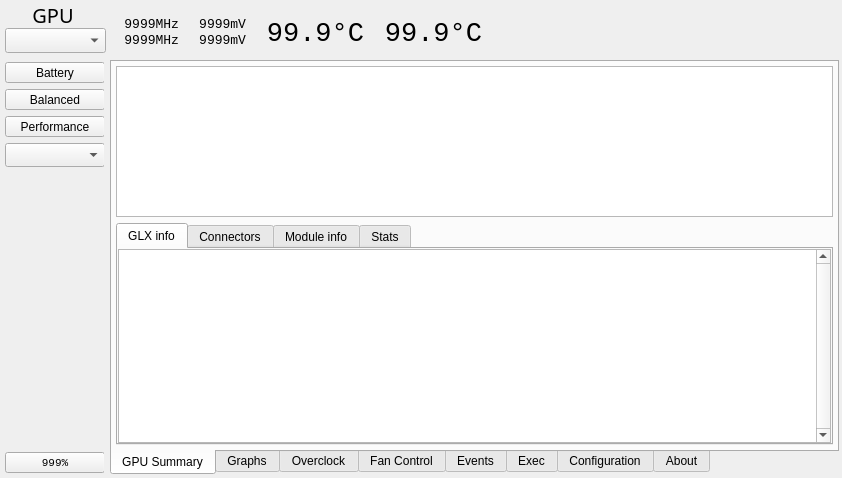
Before: the Qt Designer form radeon-profile/radeon_profile.ui in marazmista/radeon-profile, drawn with Qt 5.
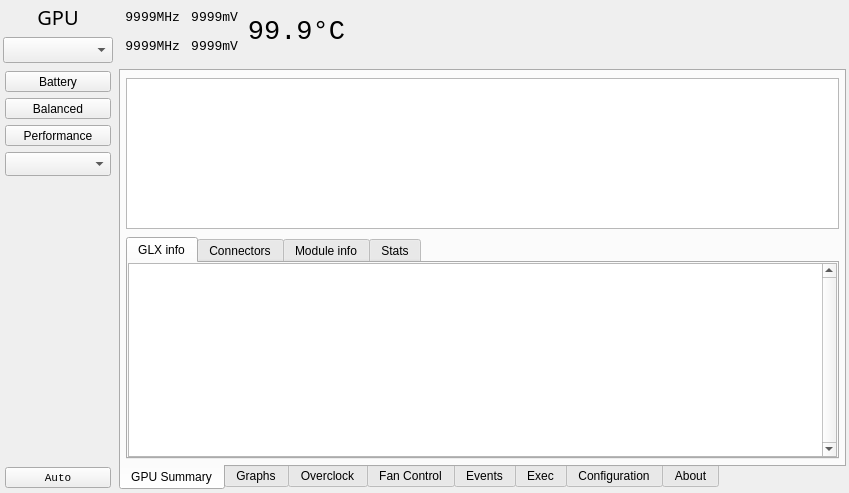
After: the same form once the commit is applied. Icons and pictures are not drawn.

What changed in the file:
```diff
--- a/radeon-profile/radeon_profile.ui
+++ b/radeon-profile/radeon_profile.ui
@@ -6,8 +6,8 @@
    <rect>
     <x>0</x>
     <y>0</y>
-    <width>842</width>
-    <height>478</height>
+    <width>849</width>
+    <height>493</height>
    </rect>
   </property>
   <property name="minimumSize">
@@ -37,284 +37,29 @@
     <property name="bottomMargin">
      <number>3</number>
     </property>
-    <item row="0" column="0" colspan="2">
-     <widget class="QWidget" name="widget_2" native="true">
-      <property name="minimumSize">
-       <size>
-        <width>696</width>
-        <height>51</height>
-       </size>
+    <item row="0" column="0">
+     <widget class="QLabel" name="label">
+      <property name="sizePolicy">
+       <sizepolicy hsizetype="Minimum" vsizetype="Minimum">
+        <horstretch>0</horstretch>
+        <verstretch>0</verstretch>
+       </sizepolicy>
       </property>
-      <widget class="QLabel" name="label">
-       <property name="geometry">
-        <rect>
-         <x>20</x>
-         <y>0</y>
-         <width>60</width>
-         <height>24</height>
-        </rect>
-       </property>
-       <property name="font">
-        <font>
-         <family>Noto Sans</family>
-         <pointsize>15</pointsize>
-        </font>
-       </property>
-       <property name="text">
-        <string>GPU</string>
-       </property>
-       <property name="alignment">
-        <set>Qt::AlignCenter</set>
-       </property>
-      </widget>
-      <widget class="QComboBox" name="combo_gpus">
-       <property name="geometry">
-        <rect>
-         <x>2</x>
-         <y>25</y>
-         <width>101</width>
-         <height>25</height>
-        </rect>
-       </property>
-       <property name="sizePolicy">
-        <sizepolicy hsizetype="Preferred" vsizetype="Minimum">
-         <horstretch>0</horstretch>
-         <verstretch>0</verstretch>
-        </sizepolicy>
-       </property>
-       <property name="font">
-        <font>
-         <family>Monospace</family>
-         <pointsize>10</pointsize>
-        </font>
-       </property>
-       <property name="toolTip">
-        <string>Selected GPU</string>
-       </property>
-      </widget>
-      <widget class="QWidget" name="gridLayoutWidget">
-       <property name="geometry">
-        <rect>
-         <x>110</x>
-         <y>0</y>
-         <width>711</width>
-         <height>51</height>
-        </rect>
-       </property>
-       <layout class="QGridLayout" name="gridLayout_14">
-        <property name="horizontalSpacing">
-         <number>20</number>
-        </property>
-        <property name="verticalSpacing">
-         <number>2</number>
-        </property>
-        <item row="0" column="4" rowspan="2">
-         <spacer name="horizontalSpacer_71">
-          <property name="orientation">
-           <enum>Qt::Horizontal</enum>
-          </property>
-          <property name="sizeHint" stdset="0">
-           <size>
-            <width>40</width>
-            <height>20</height>
-           </size>
-          </property>
-         </spacer>
-        </item>
-        <item row="1" column="1">
-         <widget class="QLabel" name="l_mVolt">
-          <property name="minimumSize">
-           <size>
-            <width>40</width>
-            <height>20</height>
-           </size>
-          </property>
-          <property name="maximumSize">
-           <size>
-            <width>60</width>
-            <height>25</height>
-           </size>
-          </property>
-          <property name="font">
-           <font>
-            <family>Monospace</family>
-            <pointsize>10</pointsize>
-           </font>
-          </property>
-          <property name="toolTip">
-           <string>I/O voltage</string>
-          </property>
-          <property name="text">
-           <string>9999mV</string>
-          </property>
-          <property name="alignment">
-           <set>Qt::AlignRight|Qt::AlignTrailing|Qt::AlignVCenter</set>
-          </property>
-         </widget>
-        </item>
-        <item row="0" column="1">
-         <widget class="QLabel" name="l_cVolt">
-          <property name="minimumSize">
-           <size>
-            <width>40</width>
-            <height>20</height>
-           </size>
-          </property>
-          <property name="maximumSize">
-           <size>
-            <width>80</width>
-            <height>25</height>
-           </size>
-          </property>
-          <property name="font">
-           <font>
-            <family>Monospace</family>
-            <pointsize>10</pointsize>
-           </font>
-          </property>
-          <property name="toolTip">
-           <string>GPU voltage</string>
-          </property>
-          <property name="lineWidth">
-           <number>1</number>
-          </property>
-          <property name="text">
-           <string>9999mV</string>
-          </property>
-          <property name="alignment">
-           <set>Qt::AlignRight|Qt::AlignTrailing|Qt::AlignVCenter</set>
-          </property>
-         </widget>
-        </item>
-        <item row="1" column="0">
-         <widget class="QLabel" name="l_mClk">
-          <property name="minimumSize">
-           <size>
-            <width>40</width>
-            <height>20</height>
-           </size>
-          </property>
-          <property name="maximumSize">
-           <size>
-            <width>70</width>
-            <height>25</height>
-           </size>
-          </property>
-          <property name="font">
-           <font>
-            <family>Monospace</family>
-            <pointsize>10</pointsize>
-           </font>
-          </property>
-          <property name="toolTip">
-           <string>Memory clock</string>
-          </property>
-          <property name="text">
-           <string>9999MHz</string>
-          </property>
-          <property name="alignment">
-           <set>Qt::AlignRight|Qt::AlignTrailing|Qt::AlignVCenter</set>
-          </property>
-         </widget>
-        </item>
-        <item row="0" column="0">
-         <widget class="QLabel" name="l_cClk">
-          <property name="minimumSize">
-           <size>
-            <width>40</width>
-            <height>20</height>
-           </size>
-          </property>
-          <property name="maximumSize">
-           <size>
-            <width>70</width>
-            <height>25</height>
-           </size>
-          </property>
-          <property name="font">
-           <font>
-            <family>Monospace</family>
-            <pointsize>10</pointsize>
-           </font>
-          </property>
-          <property name="toolTip">
-           <string>GPU clock</string>
-          </property>
-          <property name="text">
-           <string>9999MHz</string>
-          </property>
-          <property name="alignment">
-           <set>Qt::AlignRight|Qt::AlignTrailing|Qt::AlignVCenter</set>
-          </property>
-         </widget>
-        </item>
-        <item row="0" column="3" rowspan="2">
-         <widget class="QLabel" name="l_gpuUsage">
-          <property name="minimumSize">
-           <size>
-            <width>40</width>
-            <height>40</height>
-           </size>
-          </property>
-          <property name="maximumSize">
-           <size>
-            <width>120</width>
-            <height>50</height>
-           </size>
-          </property>
-          <property name="font">
-           <font>
-            <family>Monospace</family>
-            <pointsize>20</pointsize>
-           </font>
-          </property>
-          <property name="toolTip">
-           <string>GPU temperature</string>
-          </property>
-          <property name="text">
-           <string>99.9°C</string>
-          </property>
-          <property name="alignment">
-           <set>Qt::AlignRight|Qt::AlignTrailing|Qt::AlignVCenter</set>
-          </property>
-         </widget>
-        </item>
-        <item row="0" column="2" rowspan="2">
-         <widget class="QLabel" name="l_temp">
-          <property name="minimumSize">
-           <size>
-            <width>40</width>
-            <height>40</height>
-           </size>
-          </property>
-          <property name="maximumSize">
-           <size>
-            <width>120</width>
-            <height>50</height>
-           </size>
-          </property>
-          <property name="font">
-           <font>
-            <family>Monospace</family>
-            <pointsize>20</pointsize>
-           </font>
-          </property>
-          <property name="toolTip">
-           <string>GPU temperature</string>
-          </property>
-          <property name="text">
-           <string>99.9°C</string>
-          </property>
-          <property name="alignment">
-           <set>Qt::AlignRight|Qt::AlignTrailing|Qt::AlignVCenter</set>
-          </property>
-         </widget>
-        </item>
-       </layout>
-      </widget>
+      <property name="font">
+       <font>
+        <family>Noto Sans</family>
+        <pointsize>15</pointsize>
+       </font>
+      </property>
+      <property name="text">
+       <string>GPU</string>
+      </property>
+      <property name="alignment">
+       <set>Qt::AlignCenter</set>
+      </property>
      </widget>
     </item>
-    <item row="1" column="0">
+    <item row="2" column="0">
      <widget class="QStackedWidget" name="stack_pm">
       <property name="sizePolicy">
        <sizepolicy hsizetype="Fixed" vsizetype="Minimum">
@@ -324,7 +69,7 @@
       </property>
       <property name="minimumSize">
        <size>
-        <width>101</width>
+        <width>110</width>
         <height>0</height>
        </size>
       </property>
@@ -357,7 +102,7 @@
         <item>
          <widget class="QToolButton" name="btn_dpmBattery">
           <property name="sizePolicy">
-           <sizepolicy hsizetype="Preferred" vsizetype="Minimum">
+           <sizepolicy hsizetype="MinimumExpanding" vsizetype="Minimum">
             <horstretch>0</horstretch>
             <verstretch>0</verstretch>
            </sizepolicy>
@@ -386,7 +131,7 @@
         <item>
          <widget class="QToolButton" name="btn_dpmBalanced">
           <property name="sizePolicy">
-           <sizepolicy hsizetype="Preferred" vsizetype="Minimum">
+           <sizepolicy hsizetype="MinimumExpanding" vsizetype="Minimum">
             <horstretch>0</horstretch>
             <verstretch>0</verstretch>
            </sizepolicy>
@@ -415,7 +160,7 @@
         <item>
          <widget class="QToolButton" name="btn_dpmPerformance">
           <property name="sizePolicy">
-           <sizepolicy hsizetype="Preferred" vsizetype="Minimum">
+           <sizepolicy hsizetype="MinimumExpanding" vsizetype="Minimum">
             <horstretch>0</horstretch>
             <verstretch>0</verstretch>
            </sizepolicy>
@@ -500,7 +245,7 @@
            </font>
           </property>
           <property name="text">
-           <string>999%</string>
+           <string>Auto</string>
           </property>
           <property name="iconSize">
            <size>
@@ -559,7 +304,7 @@
       </widget>
      </widget>
     </item>
-    <item row="1" column="1">
+    <item row="2" column="1">
      <widget class="QTabWidget" name="mainTabs">
       <property name="enabled">
        <bool>true</bool>
@@ -587,23 +332,17 @@
         <string>GPU Summary</string>
        </attribute>
        <layout class="QVBoxLayout" name="verticalLayout_10">
-        <property name="spacing">
-         <number>5</number>
-        </property>
-        <property name="sizeConstraint">
-         <enum>QLayout::SetDefaultConstraint</enum>
-        </property>
         <property name="leftMargin">
-         <number>4</number>
+         <number>5</number>
         </property>
         <property name="topMargin">
-         <number>4</number>
+         <number>5</number>
         </property>
         <property name="rightMargin">
-         <number>4</number>
+         <number>5</number>
         </property>
         <property name="bottomMargin">
-         <number>4</number>
+         <number>5</number>
         </property>
         <item>
          <widget class="QWidget" name="widget" native="true">
@@ -4005,6 +3744,281 @@
       </widget>
      </widget>
     </item>
+    <item row="1" column="0">
+     <widget class="QComboBox" name="combo_gpus">
+      <property name="sizePolicy">
+       <sizepolicy hsizetype="Minimum" vsizetype="Minimum">
+        <horstretch>0</horstretch>
+        <verstretch>0</verstretch>
+       </sizepolicy>
+      </property>
+      <property name="font">
+       <font>
+        <family>Monospace</family>
+        <pointsize>10</pointsize>
+       </font>
+      </property>
+      <property name="toolTip">
+       <string>Selected GPU</string>
+      </property>
+     </widget>
+    </item>
+    <item row="0" column="1" rowspan="2">
+     <widget class="QWidget" name="widget_topbar" native="true">
+      <property name="sizePolicy">
+       <sizepolicy hsizetype="Minimum" vsizetype="Minimum">
+        <horstretch>0</horstretch>
+        <verstretch>0</verstretch>
+       </sizepolicy>
+      </property>
+      <property name="minimumSize">
+       <size>
+        <width>150</width>
+        <height>60</height>
+       </size>
+      </property>
+      <property name="maximumSize">
+       <size>
+        <width>16777215</width>
+        <height>60</height>
+       </size>
+      </property>
+      <layout class="QHBoxLayout" name="horizontalLayout_16">
+       <property name="leftMargin">
+        <number>0</number>
+       </property>
+       <property name="topMargin">
+        <number>0</number>
+       </property>
+       <property name="rightMargin">
+        <number>0</number>
+       </property>
+       <property name="bottomMargin">
+        <number>0</number>
+       </property>
+       <item>
+        <layout class="QGridLayout" name="grid_topbar">
+         <property name="sizeConstraint">
+          <enum>QLayout::SetMinimumSize</enum>
+         </property>
+         <property name="leftMargin">
+          <number>5</number>
+         </property>
+         <property name="horizontalSpacing">
+          <number>10</number>
+         </property>
+         <property name="verticalSpacing">
+          <number>2</number>
+         </property>
+         <item row="0" column="0">
+          <widget class="QLabel" name="l_cClk">
+           <property name="sizePolicy">
+            <sizepolicy hsizetype="Fixed" vsizetype="Preferred">
+             <horstretch>0</horstretch>
+             <verstretch>0</verstretch>
+            </sizepolicy>
+           </property>
+           <property name="minimumSize">
+            <size>
+             <width>56</width>
+             <height>25</height>
+            </size>
+           </property>
+           <property name="maximumSize">
+            <size>
+             <width>70</width>
+             <height>25</height>
+            </size>
+           </property>
+           <property name="font">
+            <font>
+             <family>Monospace</family>
+             <pointsize>10</pointsize>
+            </font>
+           </property>
+           <property name="toolTip">
+            <string>GPU clock</string>
+           </property>
+           <property name="text">
+            <string>9999MHz</string>
+           </property>
+           <property name="alignment">
+            <set>Qt::AlignRight|Qt::AlignTrailing|Qt::AlignVCenter</set>
+           </property>
+          </widget>
+         </item>
+         <item row="0" column="1">
+          <widget class="QLabel" name="l_cVolt">
+           <property name="sizePolicy">
+            <sizepolicy hsizetype="Fixed" vsizetype="Preferred">
+             <horstretch>0</horstretch>
+             <verstretch>0</verstretch>
+            </sizepolicy>
+           </property>
+           <property name="minimumSize">
+            <size>
+             <width>48</width>
+             <height>25</height>
+            </size>
+           </property>
+           <property name="maximumSize">
+            <size>
+             <width>80</width>
+             <height>25</height>
+            </size>
+           </property>
+           <property name="font">
+            <font>
+             <family>Monospace</family>
+             <pointsize>10</pointsize>
+            </font>
+           </property>
+           <property name="toolTip">
+            <string>GPU voltage</string>
+           </property>
+           <property name="lineWidth">
+            <number>1</number>
+           </property>
+           <property name="text">
+            <string>9999mV</string>
+           </property>
+           <property name="alignment">
+            <set>Qt::AlignRight|Qt::AlignTrailing|Qt::AlignVCenter</set>
+           </property>
+          </widget>
+         </item>
+         <item row="1" column="0">
+          <widget class="QLabel" name="l_mClk">
+           <property name="sizePolicy">
+            <sizepolicy hsizetype="Fixed" vsizetype="Preferred">
+             <horstretch>0</horstretch>
+             <verstretch>0</verstretch>
+            </sizepolicy>
+           </property>
+           <property name="minimumSize">
+            <size>
+             <width>56</width>
+             <height>25</height>
+            </size>
+           </property>
+           <property name="maximumSize">
+            <size>
+             <width>70</width>
+             <height>25</height>
+            </size>
+           </property>
+           <property name="font">
+            <font>
+             <family>Monospace</family>
+             <pointsize>10</pointsize>
+            </font>
+           </property>
+           <property name="toolTip">
+            <string>Memory clock</string>
+           </property>
+           <property name="text">
+            <string>9999MHz</string>
+           </property>
+           <property name="alignment">
+            <set>Qt::AlignRight|Qt::AlignTrailing|Qt::AlignVCenter</set>
+           </property>
+          </widget>
+         </item>
+         <item row="1" column="1">
+          <widget class="QLabel" name="l_mVolt">
+           <property name="sizePolicy">
+            <sizepolicy hsizetype="Fixed" vsizetype="Preferred">
+             <horstretch>0</horstretch>
+             <verstretch>0</verstretch>
+            </sizepolicy>
+           </property>
+           <property name="minimumSize">
+            <size>
+             <width>48</width>
+             <height>25</height>
+            </size>
+           </property>
+           <property name="maximumSize">
+            <size>
+             <width>60</width>
+             <height>25</height>
+            </size>
+           </property>
+           <property name="font">
+            <font>
+             <family>Monospace</family>
+             <pointsize>10</pointsize>
+            </font>
+           </property>
+           <property name="toolTip">
+            <string>I/O voltage</string>
+           </property>
+           <property name="text">
+            <string>9999mV</string>
+           </property>
+           <property name="alignment">
+            <set>Qt::AlignRight|Qt::AlignTrailing|Qt::AlignVCenter</set>
+           </property>
+          </widget>
+         </item>
+         <item row="0" column="2" rowspan="2">
+          <widget class="QLabel" name="l_temp">
+           <property name="sizePolicy">
+            <sizepolicy hsizetype="Fixed" vsizetype="Preferred">
+             <horstretch>0</horstretch>
+             <verstretch>0</verstretch>
+            </sizepolicy>
+           </property>
+           <property name="minimumSize">
+            <size>
+             <width>96</width>
+             <height>50</height>
+            </size>
+           </property>
+           <property name="maximumSize">
+            <size>
+             <width>120</width>
+             <height>50</height>
+            </size>
+           </property>
+           <property name="font">
+            <font>
+             <family>Monospace</family>
+             <pointsize>20</pointsize>
+            </font>
+           </property>
+           <property name="toolTip">
+            <string>GPU temperature</string>
+           </property>
+           <property name="text">
+            <string>99.9°C</string>
+           </property>
+           <property name="alignment">
+            <set>Qt::AlignRight|Qt::AlignTrailing|Qt::AlignVCenter</set>
+           </property>
+          </widget>
+         </item>
+        </layout>
+       </item>
+       <item>
+        <spacer name="horizontalSpacer_10">
+         <property name="orientation">
+          <enum>Qt::Horizontal</enum>
+         </property>
+         <property name="sizeType">
+          <enum>QSizePolicy::Expanding</enum>
+         </property>
+         <property name="sizeHint" stdset="0">
+          <size>
+           <width>501</width>
+           <height>20</height>
+          </size>
+         </property>
+        </spacer>
+       </item>
+      </layout>
+     </widget>
+    </item>
    </layout>
   </widget>
  </widget>
```
Left out of the diff: 4 changed lines with no effect on the pictures.
